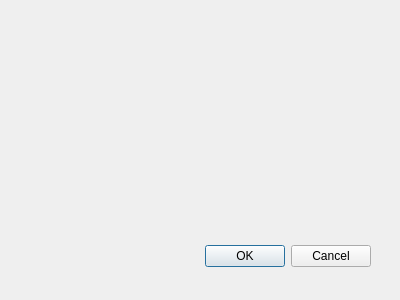
This is MSA_QGIS_dialog_base.ui in ThyavdBerg/MSA-Q as Qt 5 draws it before an edit. The edited form follows.
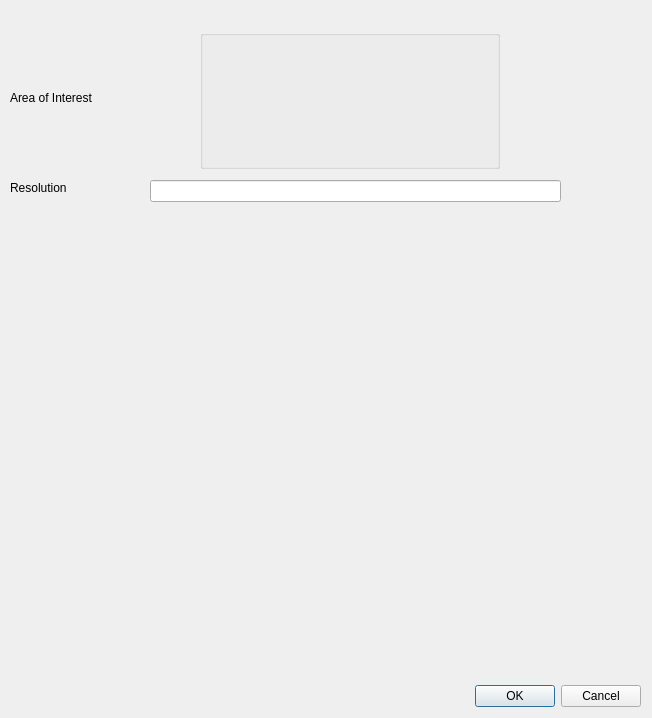
This is the edited form. Custom widgets are drawn as their Qt base class.

Commit message: added start of trying to link resolution input to UI

Patch:
```diff
--- a/MSA_QGIS_dialog_base.ui
+++ b/MSA_QGIS_dialog_base.ui
@@ -1,22 +1,22 @@
 <ui version="4.0" >
  <class>MsaQgisDialogBase</class>
- <widget class="QDialog" name="MsaQgisDialogBase" >
-  <property name="geometry" >
+ <widget class="QDialog" name="MsaQgisDialogBase">
+  <property name="geometry">
    <rect>
     <x>0</x>
     <y>0</y>
-    <width>400</width>
-    <height>300</height>
+    <width>652</width>
+    <height>718</height>
    </rect>
   </property>
   <property name="windowTitle" >
    <string>MSA QGIS</string>
   </property>
-  <widget class="QDialogButtonBox" name="button_box" >
-   <property name="geometry" >
+  <widget class="QDialogButtonBox" name="button_box">
+   <property name="geometry">
     <rect>
-     <x>30</x>
-     <y>240</y>
+     <x>300</x>
+     <y>680</y>
      <width>341</width>
      <height>32</height>
     </rect>
@@ -28,7 +28,67 @@
     <set>QDialogButtonBox::Cancel|QDialogButtonBox::Ok</set>
    </property>
   </widget>
+  <widget class="QLabel" name="label_area_of_interest">
+   <property name="geometry">
+    <rect>
+     <x>10</x>
+     <y>90</y>
+     <width>131</width>
+     <height>16</height>
+    </rect>
+   </property>
+   <property name="text">
+    <string>Area of Interest</string>
+   </property>
+  </widget>
+  <widget class="QLineEdit" name="lineEdit_resolution">
+   <property name="geometry">
+    <rect>
+     <x>150</x>
+     <y>180</y>
+     <width>411</width>
+     <height>22</height>
+    </rect>
+   </property>
+  </widget>
+  <widget class="QLabel" name="label_resolution">
+   <property name="geometry">
+    <rect>
+     <x>10</x>
+     <y>180</y>
+     <width>131</width>
+     <height>16</height>
+    </rect>
+   </property>
+   <property name="text">
+    <string>Resolution</string>
+   </property>
+  </widget>
+  <widget class="QgsExtentGroupBox" name="mExtentGroupBox">
+   <property name="geometry">
+    <rect>
+     <x>200</x>
+     <y>30</y>
+     <width>300</width>
+     <height>139</height>
+    </rect>
+   </property>
+  </widget>
  </widget>
+ <customwidgets>
+  <customwidget>
+   <class>QgsCollapsibleGroupBox</class>
+   <extends>QGroupBox</extends>
+   <header>qgscollapsiblegroupbox.h</header>
+   <container>1</container>
+  </customwidget>
+  <customwidget>
+   <class>QgsExtentGroupBox</class>
+   <extends>QgsCollapsibleGroupBox</extends>
+   <header>qgsextentgroupbox.h</header>
+   <container>1</container>
+  </customwidget>
+ </customwidgets>
  <resources/>
  <connections>
   <connection>
```
Left out of the diff: 33 changed lines with no effect on the pictures. The commit also changes 3 other files.
